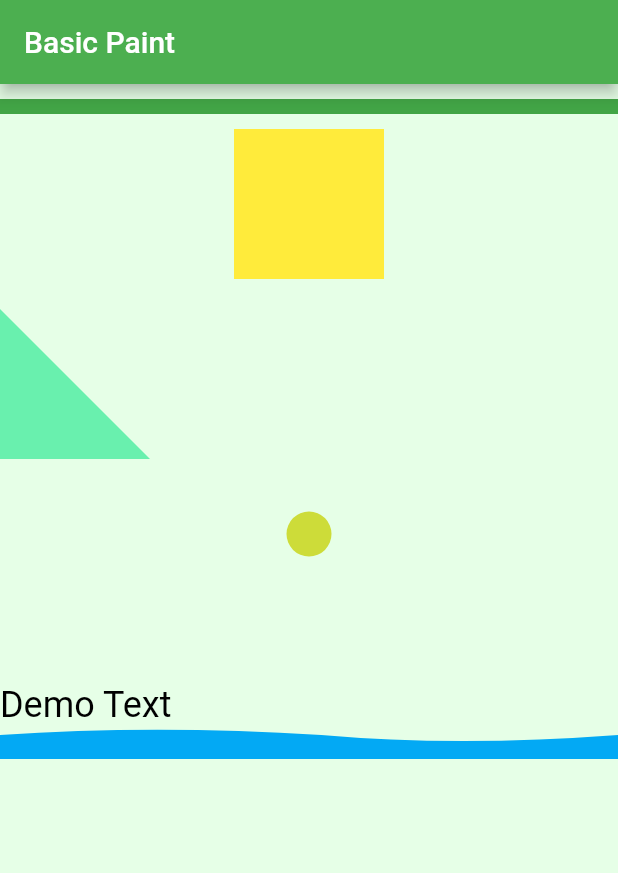
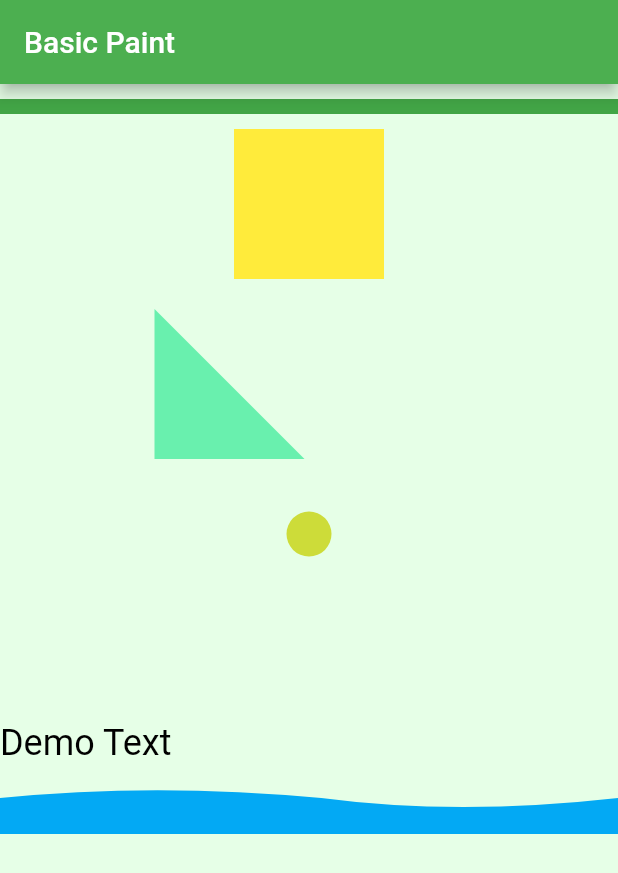
Before and after one commit to Tolulope05/flutter_pratical_challenge, a Flutter app: the screen it shows after launch, on a phone screen of 412 x 824 dp. Shown: the top 873 px of the screen. Run offline on Flutter 3.47's test engine with Material 2 defaults, Android fonts, the phone set to English and light mode, and no system bars; our stand-ins replace avatar_glow, pdf, permission_handler, printing, shimmer, speech_to_text; missing offline and left inert: highlight_text.

Commit message:
all paints

```diff
--- a/lib/16_custom_paint/basic_paint.dart
+++ b/lib/16_custom_paint/basic_paint.dart
@@ -29,7 +29,7 @@ class BasicPaint extends StatelessWidget {
             ),
           ),
           SizedBox(
-            width: MediaQuery.of(context).size.width,
+            width: MediaQuery.of(context).size.width / 2,
             height: 100,
             child: CustomPaint(
               painter: DrawCustomPath(),
@@ -44,7 +44,7 @@ class BasicPaint extends StatelessWidget {
           ),
           SizedBox(
             width: MediaQuery.of(context).size.width,
-            height: 100,
+            height: 150,
             child: CustomPaint(
               painter: DrawobjectandText(),
             ),
@@ -182,6 +182,6 @@ class DrawobjectandText extends CustomPainter {
 
   @override
   bool shouldRepaint(covariant CustomPainter oldDelegate) {
-    return false;
+    return true;
   }
 }
```
